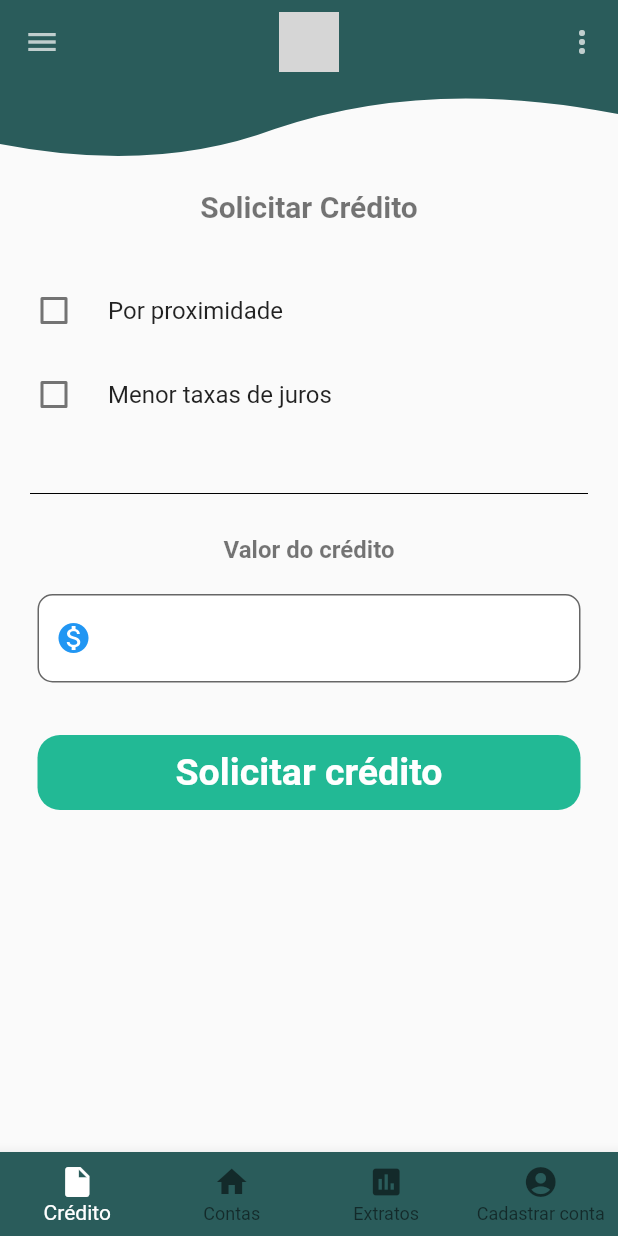
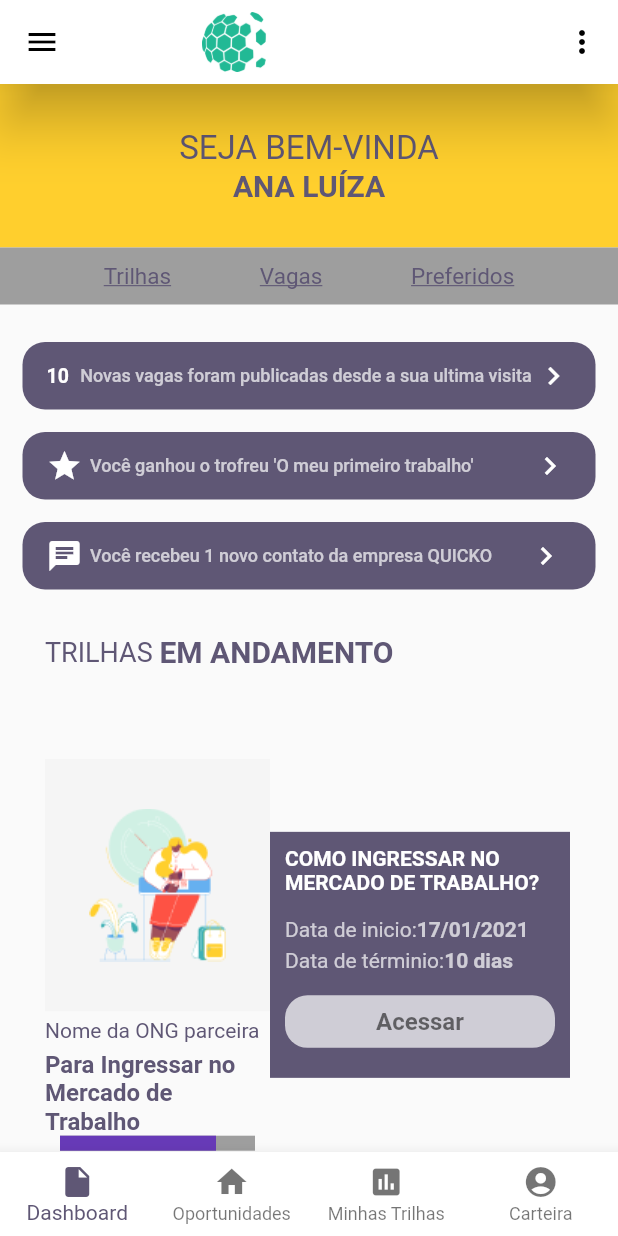
Before and after one commit to brunoqnodin/hackatonccr, a Flutter app: the Home screen opened by its route, on a phone screen of 412 x 824 dp. Run offline on Flutter 3.47's test engine with Material 2 defaults, Android fonts, the phone set to English and light mode, and no system bars; drawn by our look-alikes of percent_indicator; our stand-ins replace cloud_firestore, firebase_auth, firebase_core, firebase_storage, flare_flutter, splashscreen; missing offline and left inert: curl, flare_dart; accounts and stored records are empty; grey boxes are pictures that could not be loaded.

Commit message:
Dashboard

```diff
--- /dev/null
+++ b/lib/Pages/Dashboard.dart
@@ -0,0 +1,529 @@
+import 'package:flutter/material.dart';
+import 'package:percent_indicator/linear_percent_indicator.dart';
+
+class Dashboard extends StatefulWidget {
+  @override
+  _DashboardState createState() => _DashboardState();
+}
+
+class _DashboardState extends State<Dashboard> {
+  @override
+  Widget build(BuildContext context) {
+    return SingleChildScrollView(
+      child: Column(
+        mainAxisAlignment: MainAxisAlignment.spaceEvenly,
+        crossAxisAlignment: CrossAxisAlignment.center,
+        children: [
+          Container(
+            padding: EdgeInsets.all(30),
+            decoration: BoxDecoration(
+              color: Color(0xFFFFCF2D),
+            ),
+            width: double.infinity,
+            child: Column(
+              mainAxisAlignment: MainAxisAlignment.spaceEvenly,
+              crossAxisAlignment: CrossAxisAlignment.center,
+              children: [
+                Text(
+                  "SEJA BEM-VINDA",
+                  style: TextStyle(color: Color(0xFF5F5775), fontSize: 22),
+                ),
+                Text(
+                  "ANA LUÍZA",
+                  style: TextStyle(
+                      color: Color(0xFF5F5775),
+                      fontSize: 20,
+                      fontWeight: FontWeight.bold),
+                ),
+              ],
+            ),
+          ),
+          Container(
+            padding: EdgeInsets.all(10),
+            decoration: BoxDecoration(color: Colors.grey),
+            child: Row(
+              mainAxisAlignment: MainAxisAlignment.spaceEvenly,
+              crossAxisAlignment: CrossAxisAlignment.center,
+              children: [
+                Text(
+                  "Trilhas",
+                  style: TextStyle(
+                      fontSize: 15,
+                      color: Color(0xFFFF5F5775),
+                      decoration: TextDecoration.underline),
+                ),
+                Text(
+                  "Vagas",
+                  style: TextStyle(
+                      fontSize: 15,
+                      color: Color(0xFFFF5F5775),
+                      decoration: TextDecoration.underline),
+                ),
+                Text(
+                  "Preferidos",
+                  style: TextStyle(
+                      fontSize: 15,
+                      color: Color(0xFFFF5F5775),
+                      decoration: TextDecoration.underline),
+                ),
+              ],
+            ),
+          ),
+          Padding(
+            padding: EdgeInsets.only(top: 25, left: 15, right: 15),
+            child: Container(
+              height: 45,
+              alignment: Alignment.center,
+              decoration: BoxDecoration(
+                borderRadius: BorderRadius.circular(15),
+                color: Color(0xFF5F5775),
+              ),
+              child: SizedBox.expand(
+                child: FlatButton(
+                  onPressed: () {},
+                  child: Row(
+                    mainAxisAlignment: MainAxisAlignment.spaceBetween,
+                    children: [
+                      Padding(
+                        padding: EdgeInsets.only(right: 5),
+                        child: Text(
+                          "10",
+                          style: TextStyle(
+                              fontSize: 13,
+                              color: Colors.white,
+                              fontWeight: FontWeight.bold),
+                        ),
+                      ),
+                      Text(
+                        "Novas vagas foram publicadas desde a sua ultima visita",
+                        style: TextStyle(fontSize: 12, color: Colors.white70),
+                      ),
+                      Icon(
+                        Icons.chevron_right,
+                        color: Colors.white,
+                      ),
+                    ],
+                  ),
+                ),
+              ),
+            ),
+          ),
+          Padding(
+            padding: EdgeInsets.only(top: 15, left: 15, right: 15),
+            child: Container(
+              height: 45,
+              alignment: Alignment.center,
+              decoration: BoxDecoration(
+                borderRadius: BorderRadius.circular(15),
+                color: Color(0xFF5F5775),
+              ),
+              child: SizedBox.expand(
+                child: FlatButton(
+                  onPressed: () {},
+                  child: Row(
+                    children: [
+                      Padding(
+                        padding: EdgeInsets.only(right: 5),
+                        child: Icon(
+                          Icons.star,
+                          color: Colors.white,
+                        ),
+                      ),
+                      Text(
+                        "Você ganhou o trofreu 'O meu primeiro trabalho'             ",
+                        style: TextStyle(fontSize: 12, color: Colors.white70),
+                      ),
+                      Icon(
+                        Icons.chevron_right,
+                        color: Colors.white,
+                      ),
+                    ],
+                  ),
+                ),
+              ),
+            ),
+          ),
+          Padding(
+            padding: EdgeInsets.only(top: 15, left: 15, right: 15),
+            child: Container(
+              height: 45,
+              alignment: Alignment.center,
+              decoration: BoxDecoration(
+                borderRadius: BorderRadius.circular(15),
+                color: Color(0xFF5F5775),
+              ),
+              child: SizedBox.expand(
+                child: FlatButton(
+                  onPressed: () {},
+                  child: Row(
+                    children: [
+                      Padding(
+                        padding: EdgeInsets.only(right: 5),
+                        child: Icon(
+                          Icons.chat,
+                          color: Colors.white,
+                        ),
+                      ),
+                      Text(
+                        "Você recebeu 1 novo contato da empresa QUICKO        ",
+                        style: TextStyle(fontSize: 12, color: Colors.white70),
+                      ),
+                      Icon(
+                        Icons.chevron_right,
+                        color: Colors.white,
+                      ),
+                    ],
+                  ),
+                ),
+              ),
+            ),
+          ),
+          Padding(
+            padding: EdgeInsets.all(30),
+            child: Row(
+              children: [
+                Text(
+                  "TRILHAS ",
+                  style: TextStyle(fontSize: 18, color: Color(0xFFFF5F5775)),
+                ),
+                Text(
+                  "EM ANDAMENTO",
+                  style: TextStyle(
+                      fontSize: 20,
+                      color: Color(0xFFFF5F5775),
+                      fontWeight: FontWeight.bold),
+                ),
+              ],
+            ),
+          ),
+          Container(
+            padding: EdgeInsets.all(30),
+            child: Row(
+              children: [
+                Column(
+                  children: [
+                    Container(
+                      color: Color(0XFFF5F5F5),
+                      width: 150,
+                      child: Image.asset("assets/image.png"),
+                    ),
+                    Container(
+                        padding: EdgeInsets.only(top: 5),
+                        width: 150,
+                        child: Text(
+                          "Nome da ONG parceira",
+                          style: TextStyle(color: Color(0xFFFF5F5775)),
+                        )),
+                    Container(
+                        padding: EdgeInsets.only(top: 5),
+                        width: 150,
+                        child: Text(
+                          "Para Ingressar no Mercado de Trabalho",
+                          style: TextStyle(
+                              color: Color(0xFFFF5F5775),
+                              fontSize: 16,
+                              fontWeight: FontWeight.bold),
+                        )),
+                    LinearPercentIndicator(
+                      width: 150,
+                      lineHeight: 10,
+                      percent: 0.8,
+                      backgroundColor: Colors.grey,
+                      progressColor: Colors.deepPurple,
+                    ),
+                  ],
+                ),
+                Container(
+                  padding: EdgeInsets.all(10),
+                  color: Color(0xFFFF5F5775),
+                  width: 200,
+                  child: Column(
+                    mainAxisAlignment: MainAxisAlignment.spaceEvenly,
+                    crossAxisAlignment: CrossAxisAlignment.center,
+                    children: [
+                      Text(
+                        "COMO INGRESSAR NO MERCADO DE TRABALHO?",
+                        style: TextStyle(
+                            color: Colors.white, fontWeight: FontWeight.bold),
+                      ),
+                      Padding(
+                        padding: EdgeInsets.only(top: 15),
+                        child: Row(
+                          children: [
+                            Text(
+                              "Data de inicio:",
+                              style: TextStyle(color: Colors.white70),
+                            ),
+                            Text(
+                              "17/01/2021",
+                              style: TextStyle(
+                                  color: Colors.white70,
+                                  fontWeight: FontWeight.bold),
+                            ),
+                          ],
+                        ),
+                      ),
+                      Padding(
+                        padding: EdgeInsets.only(top: 5),
+                        child: Row(
+                          children: [
+                            Text(
+                              "Data de términio:",
+                              style: TextStyle(color: Colors.white70),
+                            ),
+                            Text(
+                              "10 dias",
+                              style: TextStyle(
+                                  color: Colors.white70,
+                                  fontWeight: FontWeight.bold),
+                            ),
+                          ],
+                        ),
+                      ),
+                      Padding(
+                        padding: EdgeInsets.only(top: 15, bottom: 10),
+                        child: Container(
+                          height: 35,
+                          width: 220,
+                          alignment: Alignment.center,
+                          decoration: BoxDecoration(
+                            borderRadius: BorderRadius.circular(15),
+                            color: Colors.white70,
+                          ),
+                          child: SizedBox.expand(
+                            child: FlatButton(
+                              onPressed: () {},
+                              child: Text(
+                                "Acessar",
+                                style: TextStyle(
+                                    fontSize: 16,
+                                    color: Colors.black54,
+                                    fontWeight: FontWeight.bold),
+                              ),
+                            ),
+                          ),
+                        ),
+                      ),
+                    ],
+                  ),
+                ),
+              ],
+            ),
+          ),
+          Container(
+            height: 45,
+            width: 220,
+            alignment: Alignment.center,
+            decoration: BoxDecoration(
+              borderRadius: BorderRadius.circular(15),
+              color: Color(0xFFFF5F5775),
+            ),
+            child: SizedBox.expand(
+              child: FlatButton(
+                onPressed: () {},
+                child: Text(
+                  "Ver todas",
+                  style: TextStyle(
+                      fontSize: 16,
+                      color: Colors.white,
+                      fontWeight: FontWeight.bold),
+                ),
+              ),
+            ),
+          ),
+          SizedBox(
+            height: 10,
+          ),
+          Padding(
+            padding: EdgeInsets.all(30),
+            child: Row(
+              children: [
+                Text(
+                  "SUAS ",
+                  style: TextStyle(fontSize: 18, color: Color(0xFFFF5F5775)),
+                ),
+                Text(
+                  "APLICAÇÕES",
+                  style: TextStyle(
+                      fontSize: 20,
+                      color: Color(0xFFFF5F5775),
+                      fontWeight: FontWeight.bold),
+                ),
+              ],
+            ),
+          ),
+          Container(
+            padding: EdgeInsets.all(30),
+            width: double.infinity,
+            height: 350,
+            child: ListView(
+              scrollDirection: Axis.horizontal,
+              children: [
+                Container(
+                  child: Padding(
+                    padding: EdgeInsets.all(5),
+                    child: Card(
+                      child: Column(
+                        children: [
+                          Container(
+                            color: Color(0XFFF5F5F5),
+                            width: 150,
+                            child: Image.asset("assets/image.png"),
+                          ),
+                          Container(
+                              padding: EdgeInsets.only(top: 5),
+                              width: 150,
+                              child: Text(
+                                "Nome da ONG parceira",
+                                style: TextStyle(color: Color(0xFFFF5F5775)),
+                              )),
+                          Container(
+                              padding: EdgeInsets.only(top: 5),
+                              width: 150,
+                              child: Text(
+                                "Para Ingressar no Mercado de Trabalho",
+                                style: TextStyle(
+                                    color: Color(0xFFFF5F5775),
+                                    fontSize: 16,
+                                    fontWeight: FontWeight.bold),
+                              )),
+                          LinearPercentIndicator(
+                            width: 150,
+                            lineHeight: 10,
+                            percent: 0.4,
+                            backgroundColor: Colors.grey,
+                            progressColor: Colors.deepPurple,
+                          ),
+                        ],
+                      ),
+                    ),
+                  ),
+                ),
+                Container(
+                  child: Padding(
+                    padding: EdgeInsets.all(5),
+                    child: Card(
+                      child: Column(
+                        children: [
+                          Container(
+                            color: Color(0XFFF5F5F5),
+                            width: 150,
+                            child: Image.asset("assets/image.png"),
+                          ),
+                          Container(
+                              padding: EdgeInsets.only(top: 5),
+                              width: 150,
+                              child: Text(
+                                "Nome da ONG parceira",
+                                style: TextStyle(color: Color(0xFFFF5F5775)),
+                              )),
+                          Container(
+                              padding: EdgeInsets.only(top: 5),
+                              width: 150,
+                              child: Text(
+                                "Para Ingressar no Mercado de Trabalho",
+                                style: TextStyle(
+                                    color: Color(0xFFFF5F5775),
+                                    fontSize: 16,
+                                    fontWeight: FontWeight.bold),
+                              )),
+                          LinearPercentIndicator(
+                            width: 150,
+                            lineHeight: 10,
+                            percent: 0.8,
+                            backgroundColor: Colors.grey,
+                            progressColor: Colors.deepPurple,
+                          ),
+                        ],
+                      ),
+                    ),
+                  ),
+                ),
+                Container(
+                  child: Padding(
+                    padding: EdgeInsets.all(5),
+                    child: Card(
+                      child: Column(
+                        children: [
+                          Container(
+                            color: Color(0XFFF5F5F5),
+                            width: 150,
+                            child: Image.asset("assets/image.png"),
+                          ),
+                          Container(
+                              padding: EdgeInsets.only(top: 5),
+                              width: 150,
+                              child: Text(
+                                "Nome da ONG parceira",
+                                style: TextStyle(color: Color(0xFFFF5F5775)),
+                              )),
+                          Container(
+                              padding: EdgeInsets.only(top: 5),
+                              width: 150,
+                              child: Text(
+                                "Para Ingressar no Mercado de Trabalho",
+                                style: TextStyle(
+                                    color: Color(0xFFFF5F5775),
+                                    fontSize: 16,
+                                    fontWeight: FontWeight.bold),
+                              )),
+                          LinearPercentIndicator(
+                            width: 150,
+                            lineHeight: 10,
+                            percent: 0.6,
+                            backgroundColor: Colors.grey,
+                            progressColor: Colors.deepPurple,
+                          ),
+                        ],
+                      ),
+                    ),
+                  ),
+                ),
+                Container(
+                  child: Padding(
+                    padding: EdgeInsets.all(5),
+                    child: Card(
+                      child: Column(
+                        children: [
+                          Container(
+                            color: Color(0XFFF5F5F5),
+                            width: 150,
+                            child: Image.asset("assets/image.png"),
+                          ),
+                          Container(
+                              padding: EdgeInsets.only(top: 5),
+                              width: 150,
+                              child: Text(
+                                "Nome da ONG parceira",
+                                style: TextStyle(color: Color(0xFFFF5F5775)),
+                              )),
+                          Container(
+                              padding: EdgeInsets.only(top: 5),
+                              width: 150,
+                              child: Text(
+                                "Para Ingressar no Mercado de Trabalho",
+                                style: TextStyle(
+                                    color: Color(0xFFFF5F5775),
+                                    fontSize: 16,
+                                    fontWeight: FontWeight.bold),
+                              )),
+                          LinearPercentIndicator(
+                            width: 150,
+                            lineHeight: 10,
+                            percent: 0.1,
+                            backgroundColor: Colors.grey,
+                            progressColor: Colors.deepPurple,
+                          ),
+                        ],
+                      ),
+                    ),
+                  ),
+                ),
+              ],
+            ),
+          ),
+        ],
+      ),
+    );
+  }
+}
--- a/lib/Pages/Home.dart
+++ b/lib/Pages/Home.dart
@@ -5,7 +5,7 @@ import 'package:firebase_auth/firebase_auth.dart';
 import 'package:prisma/Contas.dart';
 import 'package:prisma/Pages/Cadastro.dart';
 import 'package:prisma/Pages/Extratos.dart';
-import 'package:prisma/Pages/Propostas.dart';
+import 'package:prisma/Pages/Dashboard.dart';
 import 'package:prisma/Pages/Solicita.dart';
 import 'package:prisma/Pages/ui/clipper.dart';
 import 'package:prisma/Pages/ui/draweropen.dart';
@@ -51,17 +51,17 @@ class _HomeState extends State<Home> {
   @override
   Widget build(BuildContext context) {
     List<Widget> paginas = [
-      Propostas(),
+      Dashboard(),
       Solicita(),
       Extratos(),
       Contas()
     ];
     return Scaffold(
       appBar: AppBar(
-        iconTheme: IconThemeData(color: Colors.white70),
-        elevation: 0,
+        iconTheme: IconThemeData(color: Colors.black),
         title: Image.asset("assets/logoopenminer2.png", height: 40,),
-        backgroundColor: Color(0xFF2A5C5B),
+        backgroundColor: Colors.white,
+        elevation: 15,
         centerTitle: true,
         actions: <Widget>[
           PopupMenuButton<String>(
@@ -78,26 +78,13 @@ class _HomeState extends State<Home> {
         ],
       ),
       body: SingleChildScrollView(
-        child: Stack(
-          children: [
-            ClipPath(
-              clipper: WaveClipperTwo(),
-              child: Container(
-                decoration: BoxDecoration(
-                  color: Color(0xFF2A5C5B),
-                ),
-                height: 60,
-              ),
-            ),
-            Container(
-              width: double.infinity,
-              child: paginas[_indiceAtual],
-            ),
-          ],
+        child: Container(
+          width: double.infinity,
+          child: paginas[_indiceAtual],
         ),
       ),
       bottomNavigationBar: BottomNavigationBar(
-        backgroundColor: Color(0xFF2A5C5B),
+        backgroundColor: Colors.white,
         currentIndex: _indiceAtual,
         onTap: (indice){
           setState(() {
@@ -105,23 +92,23 @@ class _HomeState extends State<Home> {
           });
         },
         type: BottomNavigationBarType.fixed,
-        fixedColor: Colors.white,
+        fixedColor: Color(0xFF5F5775),
         unselectedItemColor: Colors.black54,
         items: [
           BottomNavigationBarItem(
-              label: "Crédito",
+              label: "Dashboard",
               icon: Icon(Icons.insert_drive_file)
           ),
           BottomNavigationBarItem(
-              label: "Contas",
+              label: "Oportunidades",
               icon: Icon(Icons.home)
           ),
           BottomNavigationBarItem(
-              label: "Extratos",
+              label: "Minhas Trilhas",
               icon: Icon(Icons.insert_chart)
           ),
           BottomNavigationBarItem(
-             label: "Cadastrar conta",
+             label: "Carteira",
               icon: Icon(Icons.account_circle)
           ),
         ],
--- a/lib/RouteGenerator.dart
+++ b/lib/RouteGenerator.dart
@@ -3,10 +3,10 @@ import 'package:prisma/Contas.dart';
 import 'package:prisma/Pages/Cadastro.dart';
 import 'package:prisma/Pages/Cadastro1.dart';
 import 'package:prisma/Pages/Contas1.dart';
+import 'package:prisma/Pages/Dashboard.dart';
 import 'package:prisma/Pages/LoginPage.dart';
 import 'package:prisma/Pages/CadLogin.dart';
 import 'package:prisma/Pages/Proposta1.dart';
-import 'package:prisma/Pages/Propostas.dart';
 import 'package:prisma/Pages/ResetPassword.dart';
 import 'package:prisma/Pages/Home.dart';
 import 'package:prisma/Pages/Splash.dart';
@@ -36,7 +36,7 @@ class RouteGenerator{
       case "/proposta1":
         return MaterialPageRoute(builder: (_) => Proposta1());
       case "/proposta":
-        return MaterialPageRoute(builder: (_) => Propostas());
+        return MaterialPageRoute(builder: (_) => Dashboard());
       case "/home":
         return MaterialPageRoute(builder: (_) => Home());
       case "/splash":
--- a/lib/main.dart
+++ b/lib/main.dart
@@ -12,7 +12,7 @@ Future<void> main() async {
   WidgetsFlutterBinding.ensureInitialized();
   await Firebase.initializeApp();
   runApp(MaterialApp(
-    theme: ThemeData(primaryColor: Colors.white),
+    theme: ThemeData(primaryColor: Colors.black),
     debugShowCheckedModeBanner: false,
     initialRoute: "/",
     onGenerateRoute: RouteGenerator.generateRoute,
--- a/pubspec.yaml
+++ b/pubspec.yaml
@@ -47,6 +47,7 @@ dependencies:
   curl: ^1.0.0
   splashscreen: ^1.3.5
   flare_dart: ^2.3.4
+  percent_indicator: ^2.1.9
 
 dev_dependencies:
   flutter_test:
@@ -70,7 +71,9 @@ flutter:
   assets:
     - assets/backlogin1.png
     - assets/logoopenminer.png
+    - assets/logoopenminer2.png
     - assets/google_logo.png
+    - assets/image.png
 
   # An image asset can refer to one or more resolution-specific "variants", see
   # https://flutter.dev/assets-and-images/#resolution-aware.
```
Also changed, not shown: assets/image.png (added), assets/logoopenminer2.png (added), pubspec.lock.
